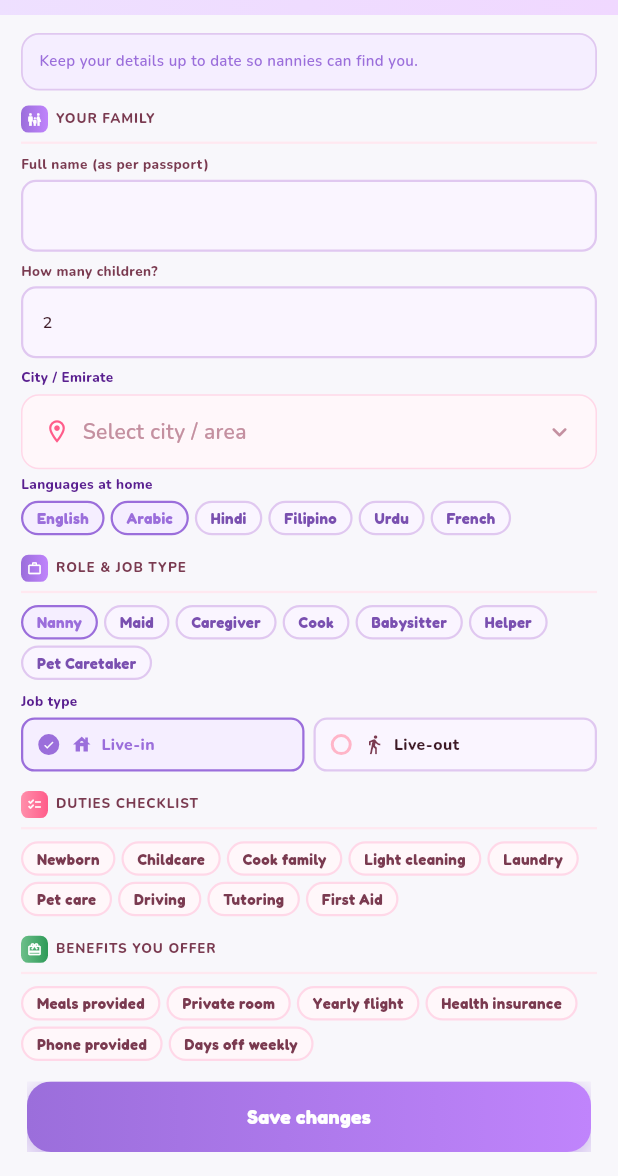
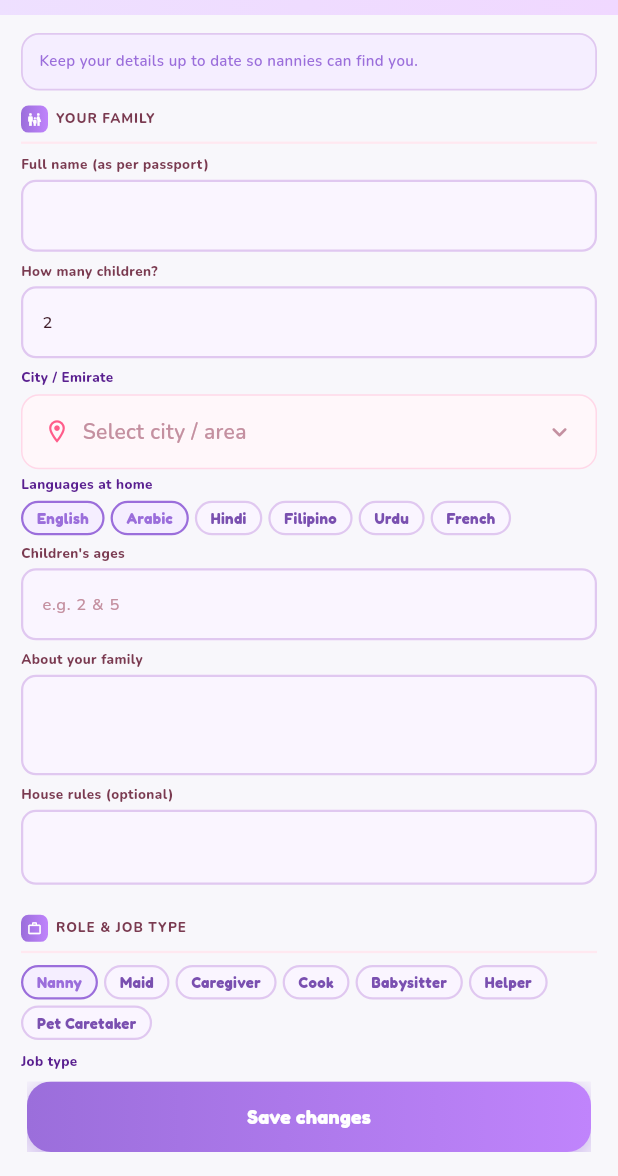
Before and after one commit to WaseemMirzaa/kafi, a Flutter app: the FamilyEditScreen screen opened by its route, on a phone screen of 412 x 824 dp, the part 60-1236 px from its top. Run offline on Flutter 3.47's test engine with Material 3 defaults, Android fonts, the phone set to English and light mode, and no system bars; our stand-ins replace cloud_firestore, connectivity_plus, file_picker, firebase_auth, firebase_core, firebase_messaging and 9 more; accounts and stored records are empty.

Commit message:
feat(mobile/family): complete edit-profile screen + full/part-time job limit
- Edit family profile now covers children-ages, working schedule, about-family,
  and house rules (previously missing) — matches create coverage and avoids an
  edit-save validation lockout.
- Add JobEmploymentType (full-time / part-time) to JobPostModel with a Firestore
  round-trip (toMap + _jobFromMap parse); family create + edit forms gain a
  Full-time/Part-time toggle.
- Enforce one active full-time + one active part-time job per family at create
  time (localized message); the existing reopenJob serves repost-after-hire.
- Localize the working-schedule label. 7 new EN+AR keys.

Co-Authored-By: Claude Opus 4.8 <noreply@anthropic.com>
Claude-Session: https://claude.ai/code/session_01R6HmhD4i7vnEUZZUy5VfRt

```diff
--- a/kafi_app/lib/l10n/app_strings.dart
+++ b/kafi_app/lib/l10n/app_strings.dart
@@ -695,4 +695,13 @@ abstract class AppStrings {
   static const mediaVideoReady = 'media_video_ready';
   static const docUploading = 'doc_uploading';
   static const docUploadFailed = 'doc_upload_failed';
+
+  // Family job — employment type + edit fields
+  static const fldEmployment = 'fld_employment';
+  static const employmentFullTime = 'employment_full_time';
+  static const employmentPartTime = 'employment_part_time';
+  static const familyJobTypeLimit = 'family_job_type_limit';
+  static const fldSchedule = 'fld_schedule';
+  static const fldAboutFamily = 'fld_about_family';
+  static const fldHouseRules = 'fld_house_rules';
 }
--- a/kafi_app/lib/l10n/locales/ar_ae.dart
+++ b/kafi_app/lib/l10n/locales/ar_ae.dart
@@ -269,4 +269,13 @@ final Map<String, String> arAe = Map<String, String>.from(enUs)
     AppStrings.mediaVideoReady: 'جاهز للإرسال',
     AppStrings.docUploading: 'جارٍ رفع المستندات…',
     AppStrings.docUploadFailed: 'فشل الرفع. يرجى التحقق من اتصالك والمحاولة مرة أخرى.',
+
+    // Family job — employment type + edit fields
+    AppStrings.fldEmployment: 'نوع التوظيف',
+    AppStrings.employmentFullTime: 'دوام كامل',
+    AppStrings.employmentPartTime: 'دوام جزئي',
+    AppStrings.familyJobTypeLimit: 'لديك بالفعل وظيفة نشطة من هذا النوع. أغلقها أو أعد نشرها أولاً.',
+    AppStrings.fldSchedule: 'جدول العمل',
+    AppStrings.fldAboutFamily: 'عن عائلتك',
+    AppStrings.fldHouseRules: 'قواعد المنزل (اختياري)',
   });
--- a/kafi_app/lib/l10n/locales/en_us.dart
+++ b/kafi_app/lib/l10n/locales/en_us.dart
@@ -690,4 +690,13 @@ const Map<String, String> enUs = {
   AppStrings.mediaVideoReady: 'Ready to submit',
   AppStrings.docUploading: 'Uploading documents…',
   AppStrings.docUploadFailed: 'Upload failed. Please check your connection and try again.',
+
+  // Family job — employment type + edit fields
+  AppStrings.fldEmployment: 'Employment type',
+  AppStrings.employmentFullTime: 'Full-time',
+  AppStrings.employmentPartTime: 'Part-time',
+  AppStrings.familyJobTypeLimit: 'You already have an active job of this type. Close or repost it first.',
+  AppStrings.fldSchedule: 'Working schedule',
+  AppStrings.fldAboutFamily: 'About your family',
+  AppStrings.fldHouseRules: 'House rules (optional)',
 };
--- a/kafi_app/lib/models/job_post_model.dart
+++ b/kafi_app/lib/models/job_post_model.dart
@@ -5,6 +5,9 @@ enum JobPostStatus { active, paused, closed, expired }
 
 /// Per System Spec §3.4
 enum JobDuration { permanent, contract }
+
+/// Full-time vs part-time. A family may keep one active job of each at a time.
+enum JobEmploymentType { fullTime, partTime }
 
 /// Complete JobPost model per System Spec §3.4
 class JobPostModel {
@@ -23,6 +26,7 @@ class JobPostModel {
     this.startDate,
     this.startImmediate = true,
     this.duration = JobDuration.permanent,
+    this.employmentType = JobEmploymentType.fullTime,
     this.contractMonths,
     this.experienceYears = 0,
     this.languagesRequired = const [],
@@ -59,6 +63,7 @@ class JobPostModel {
   final DateTime? startDate;
   final bool startImmediate;
   final JobDuration duration;
+  final JobEmploymentType employmentType;
   final int? contractMonths;
   final int experienceYears;
   final List<String> languagesRequired;
@@ -93,6 +98,7 @@ class JobPostModel {
     DateTime? startDate,
     bool? startImmediate,
     JobDuration? duration,
+    JobEmploymentType? employmentType,
     int? contractMonths,
     int? experienceYears,
     List<String>? languagesRequired,
@@ -129,6 +135,7 @@ class JobPostModel {
         startDate: startDate ?? this.startDate,
         startImmediate: startImmediate ?? this.startImmediate,
         duration: duration ?? this.duration,
+        employmentType: employmentType ?? this.employmentType,
         contractMonths: contractMonths ?? this.contractMonths,
         experienceYears: experienceYears ?? this.experienceYears,
         languagesRequired: languagesRequired ?? this.languagesRequired,
@@ -166,6 +173,7 @@ class JobPostModel {
         'startDate': startDate?.toIso8601String(),
         'startImmediate': startImmediate,
         'duration': duration.name,
+        'employmentType': employmentType.name,
         'contractMonths': contractMonths,
         'experienceYears': experienceYears,
         'languagesRequired': languagesRequired,
--- a/kafi_app/lib/services/firebase/firestore_job_service.dart
+++ b/kafi_app/lib/services/firebase/firestore_job_service.dart
@@ -110,6 +110,9 @@ class FirestoreJobService implements IJobService {
         jobTitle: m['jobTitle'] ?? '',
         rolesNeeded: List<String>.from(m['rolesNeeded'] ?? []),
         jobType: m['jobType'] == 'liveOut' ? JobType.liveOut : JobType.liveIn,
+        employmentType: m['employmentType'] == 'partTime'
+            ? JobEmploymentType.partTime
+            : JobEmploymentType.fullTime,
         duties: List<String>.from(m['duties'] ?? []),
         benefits: List<String>.from(m['benefits'] ?? []),
         salaryMin: (m['salaryMin'] as num?)?.toInt() ?? 0,
--- a/kafi_app/lib/views/family/family_edit_screen.dart
+++ b/kafi_app/lib/views/family/family_edit_screen.dart
@@ -3,6 +3,7 @@ import 'package:get/get.dart';
 import 'package:kafi_app/controllers/family_profile_controller.dart';
 import 'package:kafi_app/l10n/app_strings.dart';
 import 'package:kafi_app/models/family_model.dart';
+import 'package:kafi_app/models/job_post_model.dart';
 import 'package:kafi_app/utils/app_navigation.dart';
 import 'package:kafi_app/utils/constants/family_constants.dart';
 import 'package:kafi_app/views/shared/kafi_theme.dart';
@@ -150,6 +151,25 @@ class FamilyEditScreen extends GetView<FamilyProfileController> {
                   .toList(),
             ),
           ),
+          const SizedBox(height: 6),
+          KafiTextField(
+            label: AppStrings.fldChildrenAges.tr,
+            controller: controller.childrenAgesCtrl,
+            hint: 'e.g. 2 & 5',
+            purple: true,
+          ),
+          KafiTextField(
+            label: AppStrings.fldAboutFamily.tr,
+            controller: controller.aboutFamilyCtrl,
+            maxLines: 3,
+            purple: true,
+          ),
+          KafiTextField(
+            label: AppStrings.fldHouseRules.tr,
+            controller: controller.houseRulesCtrl,
+            maxLines: 2,
+            purple: true,
+          ),
         ],
       );
 
@@ -203,6 +223,41 @@ class FamilyEditScreen extends GetView<FamilyProfileController> {
                 ),
               ],
             ),
+          ),
+          const SizedBox(height: 8),
+          Text(AppStrings.fldEmployment.tr,
+              style: KafiTheme.nunito(9, color: const Color(0xFF5A2090), w: FontWeight.w800)),
+          const SizedBox(height: 4),
+          Obx(
+            () => Row(
+              children: [
+                Expanded(
+                  child: KafiToggleTile(
+                    label: AppStrings.employmentFullTime.tr,
+                    icon: Icons.work_outline,
+                    purple: true,
+                    selected: controller.employmentType.value == JobEmploymentType.fullTime,
+                    onTap: () => controller.employmentType.value = JobEmploymentType.fullTime,
+                  ),
+                ),
+                const SizedBox(width: 6),
+                Expanded(
+                  child: KafiToggleTile(
+                    label: AppStrings.employmentPartTime.tr,
+                    icon: Icons.schedule,
+                    purple: true,
+                    selected: controller.employmentType.value == JobEmploymentType.partTime,
+                    onTap: () => controller.employmentType.value = JobEmploymentType.partTime,
+                  ),
+                ),
+              ],
+            ),
+          ),
+          const SizedBox(height: 6),
+          KafiTextField(
+            label: AppStrings.fldSchedule.tr,
+            controller: controller.scheduleCtrl,
+            purple: true,
           ),
         ],
       );
```
Also changed, not shown: kafi_app/lib/controllers/family_profile_controller.dart (+16 -2 lines), kafi_app/lib/views/family/family_form_screen.dart (+28 -1 lines).
